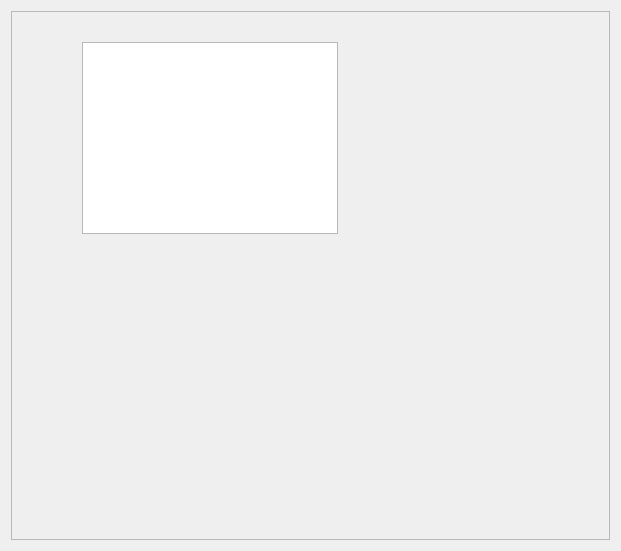
Before: the Qt Designer form lures.ui in samuliwritescode/uistelupaivakirja-desktop, drawn with Qt 5.
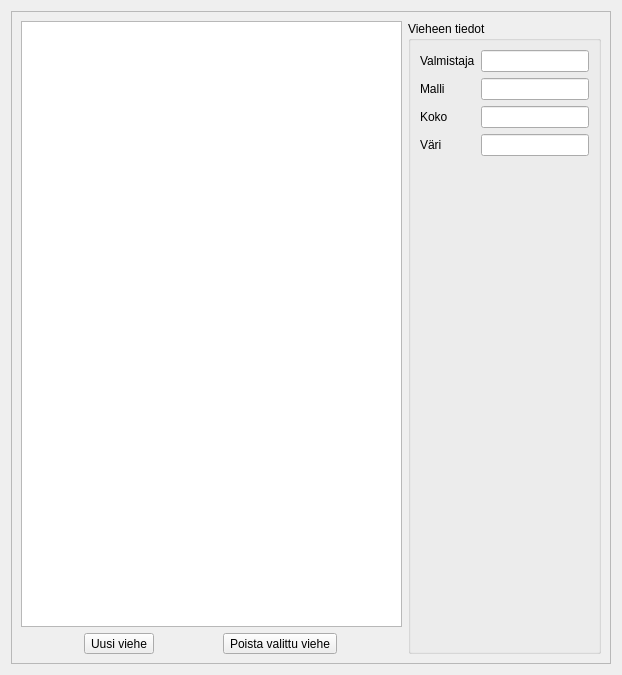
After: the same form once the commit is applied.

Patch:
```diff
--- a/lures.ui
+++ b/lures.ui
@@ -9,10 +9,22 @@
    <rect>
     <x>0</x>
     <y>0</y>
-    <width>621</width>
-    <height>551</height>
+    <width>622</width>
+    <height>675</height>
    </rect>
   </property>
+  <property name="sizePolicy">
+   <sizepolicy hsizetype="Preferred" vsizetype="Preferred">
+    <horstretch>0</horstretch>
+    <verstretch>0</verstretch>
+   </sizepolicy>
+  </property>
+  <property name="minimumSize">
+   <size>
+    <width>200</width>
+    <height>0</height>
+   </size>
+  </property>
   <property name="contextMenuPolicy">
    <enum>Qt::DefaultContextMenu</enum>
   </property>
@@ -35,20 +47,107 @@
          <rect>
           <x>0</x>
           <y>0</y>
-          <width>593</width>
-          <height>523</height>
+          <width>594</width>
+          <height>647</height>
          </rect>
         </property>
-        <widget class="QTableWidget" name="tableWidget">
-         <property name="geometry">
-          <rect>
-           <x>70</x>
-           <y>30</y>
-           <width>256</width>
-           <height>192</height>
-          </rect>
-         </property>
-        </widget>
+        <layout class="QHBoxLayout" name="horizontalLayout_2">
+         <item>
+          <layout class="QHBoxLayout" name="horizontalLayout">
+           <item>
+            <layout class="QVBoxLayout" name="verticalLayout_2">
+             <item>
+              <widget class="QListWidget" name="listWidget"/>
+             </item>
+             <item>
+              <layout class="QHBoxLayout" name="horizontalLayout_6">
+               <item>
+                <widget class="QToolButton" name="toolButton">
+                 <property name="text">
+                  <string>Uusi viehe</string>
+                 </property>
+                </widget>
+               </item>
+               <item>
+                <widget class="QToolButton" name="toolButton_2">
+                 <property name="text">
+                  <string>Poista valittu viehe</string>
+                 </property>
+                </widget>
+               </item>
+              </layout>
+             </item>
+            </layout>
+           </item>
+           <item>
+            <widget class="QGroupBox" name="groupBox">
+             <property name="sizePolicy">
+              <sizepolicy hsizetype="Fixed" vsizetype="Preferred">
+               <horstretch>0</horstretch>
+               <verstretch>0</verstretch>
+              </sizepolicy>
+             </property>
+             <property name="title">
+              <string>Vieheen tiedot</string>
+             </property>
+             <layout class="QHBoxLayout" name="horizontalLayout_4">
+              <item>
+               <layout class="QHBoxLayout" name="horizontalLayout_3">
+                <item>
+                 <layout class="QFormLayout" name="formLayout">
+                  <property name="fieldGrowthPolicy">
+                   <enum>QFormLayout::FieldsStayAtSizeHint</enum>
+                  </property>
+                  <item row="1" column="0">
+                   <widget class="QLabel" name="label">
+                    <property name="text">
+                     <string>Valmistaja</string>
+                    </property>
+                   </widget>
+                  </item>
+                  <item row="1" column="1">
+                   <widget class="QLineEdit" name="lineEdit"/>
+                  </item>
+                  <item row="2" column="0">
+                   <widget class="QLabel" name="label_2">
+                    <property name="text">
+                     <string>Malli</string>
+                    </property>
+                   </widget>
+                  </item>
+                  <item row="2" column="1">
+                   <widget class="QLineEdit" name="lineEdit_2"/>
+                  </item>
+                  <item row="3" column="0">
+                   <widget class="QLabel" name="label_3">
+                    <property name="text">
+                     <string>Koko</string>
+                    </property>
+                   </widget>
+                  </item>
+                  <item row="3" column="1">
+                   <widget class="QLineEdit" name="lineEdit_3"/>
+                  </item>
+                  <item row="4" column="0">
+                   <widget class="QLabel" name="label_4">
+                    <property name="text">
+                     <string>Väri</string>
+                    </property>
+                   </widget>
+                  </item>
+                  <item row="4" column="1">
+                   <widget class="QLineEdit" name="lineEdit_4"/>
+                  </item>
+                 </layout>
+                </item>
+               </layout>
+              </item>
+             </layout>
+            </widget>
+           </item>
+          </layout>
+         </item>
+        </layout>
        </widget>
       </widget>
      </item>
```
